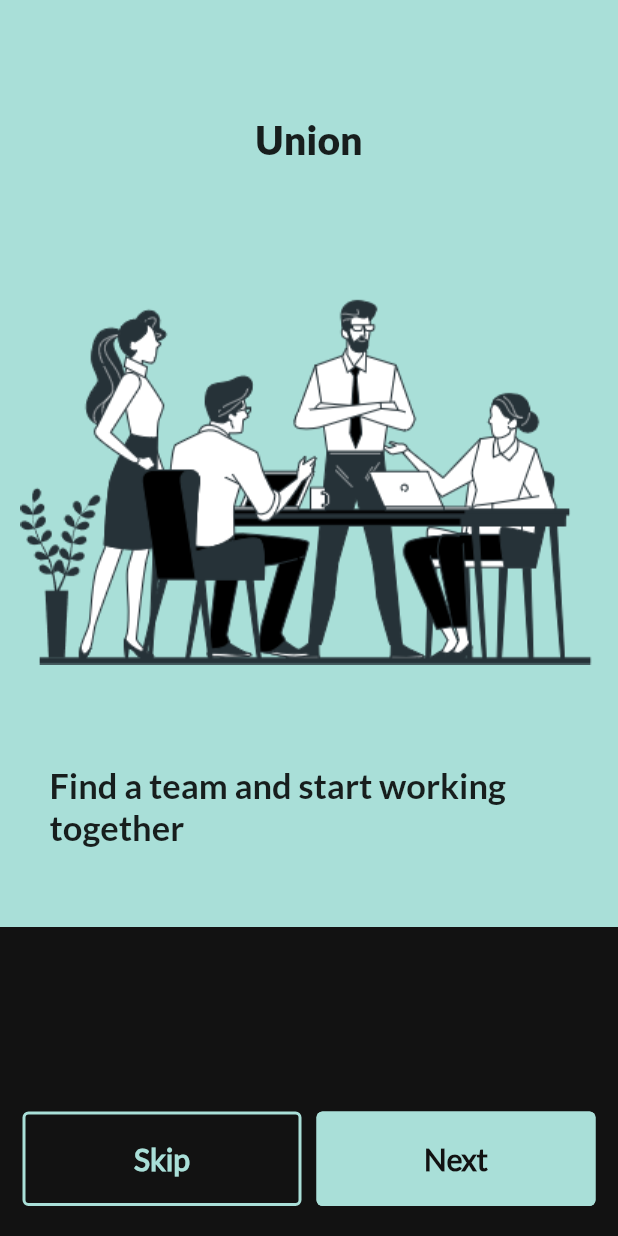
After one commit to Thrauk/union, a Flutter app: the _Intro screen opened directly, on a phone screen of 412 x 824 dp. The commit adds this screen. Run offline on Flutter 3.47's test engine with Material 2 defaults, Android fonts, the phone set to English and light mode, and no system bars; our stand-ins replace bloc, dots_indicator, equatable, firebase_auth, firebase_core, flutter_bloc and 3 more; missing offline and left inert: flow_builder; accounts and stored records are empty; statements that could not run were skipped.

Commit message:
Intro page widgets and bloc implementation

```diff
--- a/lib/src/models/authentication/user.dart
+++ b/lib/src/models/authentication/user.dart
@@ -1,12 +1,6 @@
 import 'package:equatable/equatable.dart';
 
-/// {@template user}
-/// User model
-///
-/// [User.empty] represents an unauthenticated user.
-/// {@endtemplate}
 class User extends Equatable {
-  /// {@macro user}
   const User({
     required this.id,
     this.email,
--- /dev/null
+++ b/lib/src/screens/intro/cubit/intro_cubit.dart
@@ -0,0 +1,24 @@
+import 'package:bloc/bloc.dart';
+import 'package:equatable/equatable.dart';
+import 'package:flutter/material.dart';
+import 'package:meta/meta.dart';
+
+part 'intro_state.dart';
+
+class IntroCubit extends Cubit<IntroState> {
+  IntroCubit({required this.maxPageNumber}) : super(IntroState(maxPageNumber: maxPageNumber));
+
+  final int maxPageNumber;
+
+  void nextPage() {
+    if(state.currentPage < this.maxPageNumber - 1) {
+      emit(state.copyWith(currentPage: state.currentPage + 1));
+    }
+  }
+
+  void previousPage() {
+    if(state.currentPage > 0) {
+      emit(state.copyWith(currentPage: state.currentPage - 1));
+    }
+  }
+}
--- /dev/null
+++ b/lib/src/screens/intro/cubit/intro_state.dart
@@ -0,0 +1,27 @@
+part of 'intro_cubit.dart';
+
+
+@immutable
+class IntroState extends Equatable {
+
+  const IntroState({
+    this.currentPage = 0,
+    required this.maxPageNumber,
+  });
+
+  final int currentPage;
+  final int maxPageNumber;
+
+  @override
+  List<Object> get props => [currentPage];
+
+  IntroState copyWith({
+   int? currentPage,
+  }) {
+    return IntroState(
+      currentPage: currentPage ?? this.currentPage,
+      maxPageNumber: this.maxPageNumber,
+    );
+  }
+
+}
--- a/lib/src/screens/intro/intro.dart
+++ b/lib/src/screens/intro/intro.dart
@@ -0,0 +1,3 @@
+export 'view/intro_page.dart';
+export 'cubit/intro_cubit.dart';
+export 'widgets/widgets.dart';
--- /dev/null
+++ b/lib/src/screens/intro/widgets/buttons/buttons.dart
@@ -0,0 +1 @@
+export 'widget_buttons.dart';
--- /dev/null
+++ b/lib/src/screens/intro/widgets/buttons/widget_buttons.dart
@@ -0,0 +1,30 @@
+import 'package:flutter/material.dart';
+import 'package:union_app/src/screens/intro/widgets/buttons/widget_buttons_01.dart';
+import 'package:union_app/src/screens/intro/widgets/buttons/widget_buttons_02.dart';
+
+class ButtonsWidget extends StatelessWidget {
+  const ButtonsWidget({required this.currentPage});
+
+  final int currentPage;
+
+  @override
+  Widget build(BuildContext context) {
+    Widget returnedWidget;
+    switch(currentPage) {
+      case 0:
+        returnedWidget = ButtonsWidget01();
+        break;
+      case 1:
+        returnedWidget = ButtonsWidget01();
+        break;
+      case 2:
+        returnedWidget = ButtonsWidget02();
+        break;
+      default:
+        returnedWidget = ButtonsWidget01();
+    }
+    return returnedWidget;
+
+  }
+
+}
--- /dev/null
+++ b/lib/src/screens/intro/widgets/buttons/widget_buttons_01.dart
@@ -0,0 +1,63 @@
+import 'package:flutter/material.dart';
+import 'package:flutter_bloc/flutter_bloc.dart';
+import 'package:union_app/src/screens/intro/cubit/intro_cubit.dart';
+
+class ButtonsWidget01 extends StatelessWidget {
+  @override
+  Widget build(BuildContext context) {
+    return Row(
+      mainAxisAlignment: MainAxisAlignment.center,
+      children: <Widget>[
+        Expanded(
+          flex: 1,
+          child: ElevatedButton(
+            onPressed: () {},
+            style: ElevatedButton.styleFrom(
+                primary: Colors.transparent,
+                onSurface: Colors.transparent,
+                shadowColor: Colors.transparent,
+                side: BorderSide(
+                    width: 2.0, color: const Color.fromRGBO(169, 223, 216, 1)),
+                minimumSize: Size(double.infinity, double.infinity)),
+            child: Text(
+              'Skip',
+              style: TextStyle(
+                color: const Color.fromRGBO(169, 223, 216, 1),
+                fontFamily: 'Lato',
+                fontWeight: FontWeight.w700,
+                fontSize: 20,
+              ),
+            ),
+          ),
+        ),
+        SizedBox(
+          width: 10,
+        ),
+        Expanded(
+          flex: 1,
+          child: ElevatedButton(
+            onPressed: () {
+              context.read<IntroCubit>().nextPage();
+            },
+            style: ElevatedButton.styleFrom(
+                primary: const Color.fromRGBO(169, 223, 216, 1),
+                onSurface: Colors.transparent,
+                shadowColor: Colors.transparent,
+                side: BorderSide(
+                    width: 2.0, color: const Color.fromRGBO(169, 223, 216, 1)),
+                minimumSize: Size(double.infinity, double.infinity)),
+            child: Text(
+              'Next',
+              style: TextStyle(
+                color: Color.fromRGBO(18, 18, 18, 1),
+                fontFamily: 'Lato',
+                fontWeight: FontWeight.w700,
+                fontSize: 20,
+              ),
+            ),
+          ),
+        ),
+      ],
+    );
+  }
+}
--- /dev/null
+++ b/lib/src/screens/intro/widgets/widget_dots_and_buttons.dart
@@ -0,0 +1,46 @@
+import 'package:dots_indicator/dots_indicator.dart';
+import 'package:flutter/material.dart';
+import 'package:flutter_bloc/flutter_bloc.dart';
+import 'package:union_app/src/screens/intro/intro.dart';
+
+class DotsAndButtonsWidget extends StatelessWidget {
+
+  @override
+  Widget build(BuildContext context) {
+    return BlocBuilder<IntroCubit, IntroState>(
+      buildWhen: (previous, current) => previous.currentPage != current.currentPage,
+      builder: (context, state) {
+        return Column(
+          children: <Widget>[
+            Expanded(
+              flex: 1,
+              child: Container(
+                alignment: Alignment.center,
+                child: DotsIndicator(
+                  dotsCount: state.maxPageNumber,
+                  position: state.currentPage.toDouble(),
+                  decorator: DotsDecorator(
+                    spacing: EdgeInsets.all(15),
+                    activeColor: Color.fromRGBO(196, 196, 196, 1),
+                    color: Color.fromRGBO(196, 196, 196, 0.5),
+                  ),
+                ),
+              ),
+            ),
+            Expanded(
+              flex: 1,
+              child: Container(
+                alignment: Alignment.center,
+                child: Padding(
+                  padding: const EdgeInsets.symmetric(horizontal: 15,vertical: 20),
+                  child: ButtonsWidget(currentPage: state.currentPage,)
+                ),
+              ),
+            ),
+          ],
+        );
+      },
+    );
+  }
+
+}
--- /dev/null
+++ b/lib/src/screens/intro/widgets/widget_image_and_text.dart
@@ -0,0 +1,66 @@
+import 'package:flutter/cupertino.dart';
+import 'package:flutter_bloc/flutter_bloc.dart';
+import 'package:union_app/src/screens/intro/intro.dart';
+
+class ImageAndTextWidget extends StatelessWidget {
+  @override
+  Widget build(BuildContext context) {
+    return BlocBuilder<IntroCubit, IntroState>(
+      buildWhen: (previous, current) =>
+          previous.currentPage != current.currentPage,
+      builder: (context, state) {
+        return Column(
+          children: <Widget>[
+            Expanded(
+              flex: 4,
+              child: _IntroImage(
+                currentPage: state.currentPage,
+              ),
+            ),
+            Expanded(
+              flex: 1,
+              child: _IntroDescriptionText(
+                currentPage: state.currentPage,
+              ),
+            )
+          ],
+        );
+      },
+    );
+  }
+}
+
+class _IntroImage extends StatelessWidget {
+  const _IntroImage({required this.currentPage});
+
+  final int currentPage;
+
+  @override
+  Widget build(BuildContext context) {
+    return Image(
+      image: AssetImage('assets/intro_page/page_$currentPage.png'),
+    );
+  }
+}
+
+class _IntroDescriptionText extends StatelessWidget {
+  const _IntroDescriptionText({required this.currentPage});
+
+  final int currentPage;
+  @override
+  Widget build(BuildContext context) {
+    return Padding(
+      padding: const EdgeInsets.symmetric(horizontal: 25),
+      child: Container(
+        alignment: Alignment.topLeft,
+        child: Text(
+          IntroPage.descriptionList[currentPage],
+          style: TextStyle(
+              fontFamily: 'LatoBold',
+              fontWeight: FontWeight.w700,
+              fontSize: 23),
+        ),
+      ),
+    );
+  }
+}
--- /dev/null
+++ b/lib/src/screens/intro/widgets/widgets.dart
@@ -0,0 +1,3 @@
+export 'buttons/buttons.dart';
+export 'widget_dots_and_buttons.dart';
+export 'widget_image_and_text.dart';
```
Also changed, not shown: lib/src/models/dots_page/dot_page.dart (added, +9 -0 lines), lib/src/screens/intro/view/intro_page.dart (+32 -109 lines), lib/src/screens/intro/widgets/buttons/widget_buttons_02.dart (added, +28 -0 lines), assets/intro_page/page_0.png (added), assets/intro_page/page_1.png, assets/intro_page/page_2.png (renamed from assets/intro_page/page_3.png), lib/src/models/dots_page/dots_page.dart (added), pubspec.lock, 1 other file.
